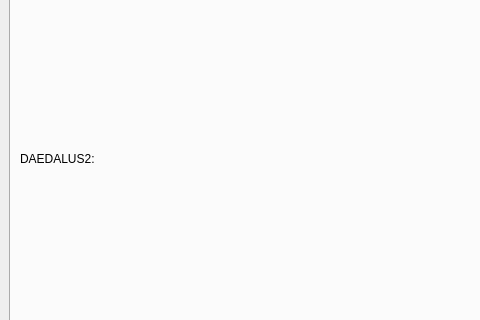
lcbb/athena, file ui/AthenaMainWindow.ui: the form before one commit; both pictures show x 0 to 480 and y 143 to 463 of the 639 by 630 pixel window.
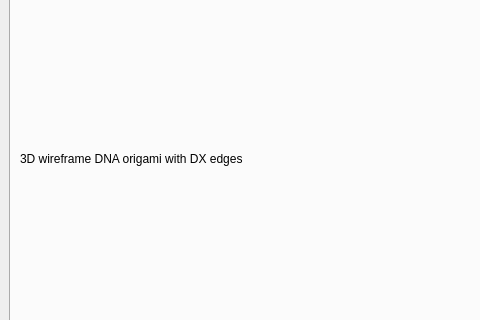
The form after the commit. The open tabs and pages were chosen to show the change.

Diff of the .ui file:
```diff
--- a/ui/AthenaMainWindow.ui
+++ b/ui/AthenaMainWindow.ui
@@ -406,7 +406,7 @@
         <item>
          <widget class="QLabel" name="label_23">
           <property name="text">
-           <string>DAEDALUS2: </string>
+           <string>3D wireframe DNA origami with DX edges</string>
           </property>
          </widget>
         </item>
```
Left out of the diff: 2 changed lines with no effect on the pictures.
